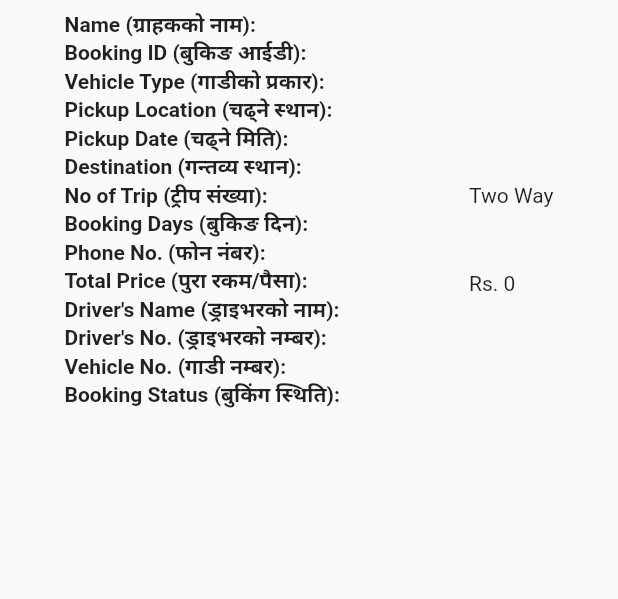
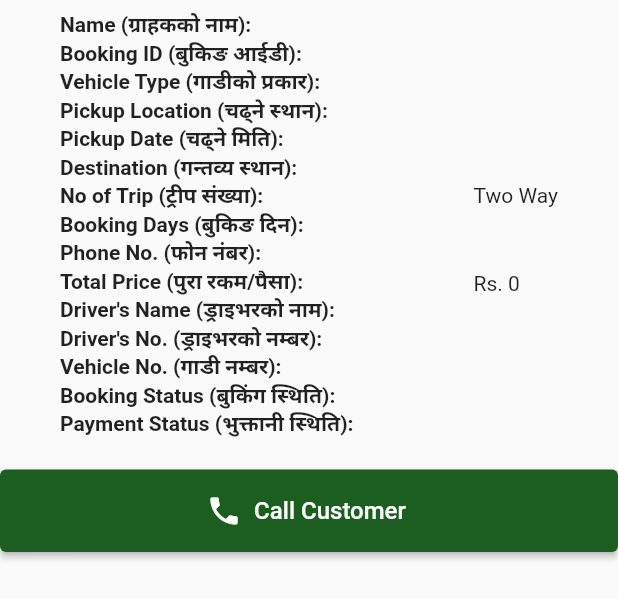
Before and after one commit to kafle1/hamro-yatayat-drivers, a Flutter app: the GetBiddingDetails widget shown alone on an empty page, opened directly with empty values, on a phone screen of 412 x 824 dp. Shown: the top 599 px of the screen. Run offline on Flutter 3.47's test engine with Material 2 defaults, Android fonts, the phone set to English and light mode, and no system bars; our stand-ins replace animated_text_kit, cloud_firestore, firebase_auth, firebase_core, get_storage, webview_flutter; accounts and stored records are empty.

Commit message:
Bug Fix and Release App

```diff
--- a/lib/components/availableBiddings.dart
+++ b/lib/components/availableBiddings.dart
@@ -70,7 +70,7 @@ class _ShowAvailableBiddingsState extends State<ShowAvailableBiddings> {
                 image: AssetImage('./assets/icons/${data['icon']}.png'),
               ),
               subtitle: Text(
-                  'From ${data['pickupLocation']} to ${data['destinationLocation']} (${data['noOfTrips'] == 1 ? 'One Way' : 'Two Way'}) \nPickup Date: ${data['pickupDate']} \nBooking Days: ${data['noOfDays']} days'),
+                  'From ${data['pickupLocation']} to ${data['destinationLocation']} (${data['noOfTrips'] == '1' ? 'One Way' : 'Two Way'}) \nPickup Date: ${data['pickupDate']} \nBooking Days: ${data['noOfDays']} days'),
             );
           }).toList(),
         );
--- a/lib/components/biddingHistoyCards.dart
+++ b/lib/components/biddingHistoyCards.dart
@@ -103,7 +103,7 @@ class BidCard extends StatelessWidget {
           borderRadius: BorderRadius.circular(5),
           color: Colors.grey[300],
         ),
-        margin: EdgeInsets.only(right: 15),
+        margin: EdgeInsets.only(right: 10),
         width: 100,
         height: 100,
         child: Padding(
--- a/lib/components/bottomSheet.dart
+++ b/lib/components/bottomSheet.dart
@@ -1,6 +1,8 @@
 import 'package:cloud_firestore/cloud_firestore.dart';
 import 'package:flutter/material.dart';
+import 'package:yatayat_drivers_app/components/myButton.dart';
 import 'package:yatayat_drivers_app/shared/constants.shared.dart';
+import 'package:url_launcher/url_launcher.dart';
 
 class buildSheet extends StatefulWidget {
   final Map data;
@@ -16,8 +18,8 @@ class _buildSheetState extends State<buildSheet> {
     Map biddingDetails = widget.data;
     return makeDismissible(
       child: DraggableScrollableSheet(
-        minChildSize: 0.3,
-        initialChildSize: 0.6,
+        minChildSize: 0.4,
+        initialChildSize: 0.7,
         builder: (_, controller) => Container(
           decoration: BoxDecoration(
             color: Colors.white,
@@ -160,6 +162,10 @@ class GetBiddingDetails extends StatelessWidget {
                         'Booking Status (बुकिंग स्थिति):',
                         style: kDetailsLabelStyle,
                       ),
+                      Text(
+                        'Payment Status (भुक्तानी स्थिति):',
+                        style: kDetailsLabelStyle,
+                      ),
                     ],
                   ),
                   Column(
@@ -221,10 +227,24 @@ class GetBiddingDetails extends StatelessWidget {
                         data['status'],
                         style: TextStyle(height: 1.36),
                       ),
+                      Text(
+                        data['paymentStatus'],
+                        style: TextStyle(height: 1.36),
+                      ),
                     ],
                   )
                 ],
               ),
+              SizedBox(
+                height: 15,
+              ),
+              MyButton(
+                  title: 'Call Customer',
+                  icon: Icons.phone,
+                  onClick: () {
+                    launch("tel://${data['phoneNumber']}");
+                  },
+                  color: Colors.green[900])
             ],
           );
         }
```
Also changed, not shown: lib/pages/payment.page.dart (+26 -2 lines), pubspec.yaml (+7 -2 lines), assets/logo.png (added), pubspec.lock, 6 other files.
